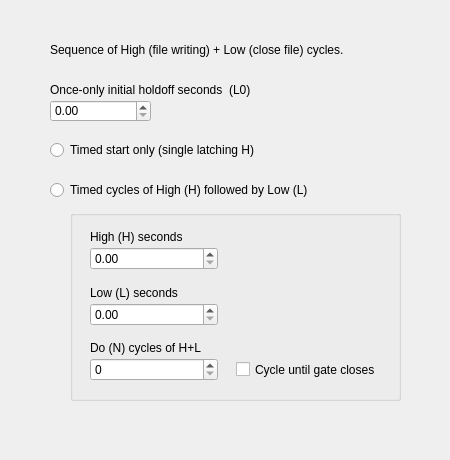
Qt form Forms/TrigTimedPanel.ui (billkarsh/SpikeGLX) before a commit.
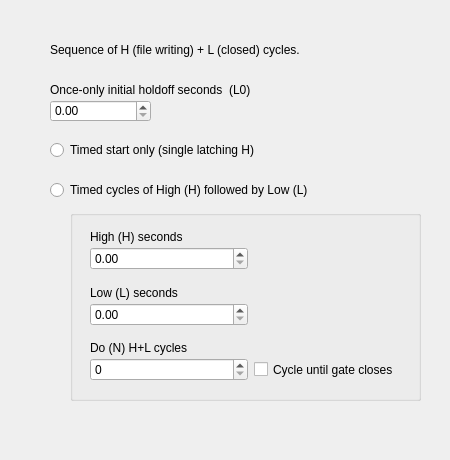
The same form after that commit.

Diff of the .ui file:
```diff
--- a/Forms/TrigTimedPanel.ui
+++ b/Forms/TrigTimedPanel.ui
@@ -23,7 +23,7 @@
     </rect>
    </property>
    <property name="text">
-    <string>Sequence of High (file writing) + Low (close file) cycles.</string>
+    <string>Sequence of H (file writing) + L (closed) cycles.</string>
    </property>
   </widget>
   <widget class="QLabel" name="L0Label">
@@ -57,7 +57,7 @@
     <rect>
      <x>70</x>
      <y>210</y>
-     <width>331</width>
+     <width>351</width>
      <height>191</height>
     </rect>
    </property>
@@ -69,13 +69,13 @@
      <rect>
       <x>20</x>
       <y>20</y>
-      <width>291</width>
+      <width>321</width>
       <height>151</height>
      </rect>
     </property>
     <layout class="QGridLayout" name="gridLayout">
      <property name="horizontalSpacing">
-      <number>18</number>
+      <number>6</number>
      </property>
      <property name="verticalSpacing">
       <number>3</number>
@@ -187,7 +187,7 @@
         </size>
        </property>
        <property name="text">
-        <string>Do (N) cycles of H+L</string>
+        <string>Do (N) H+L cycles</string>
        </property>
       </widget>
      </item>
```
